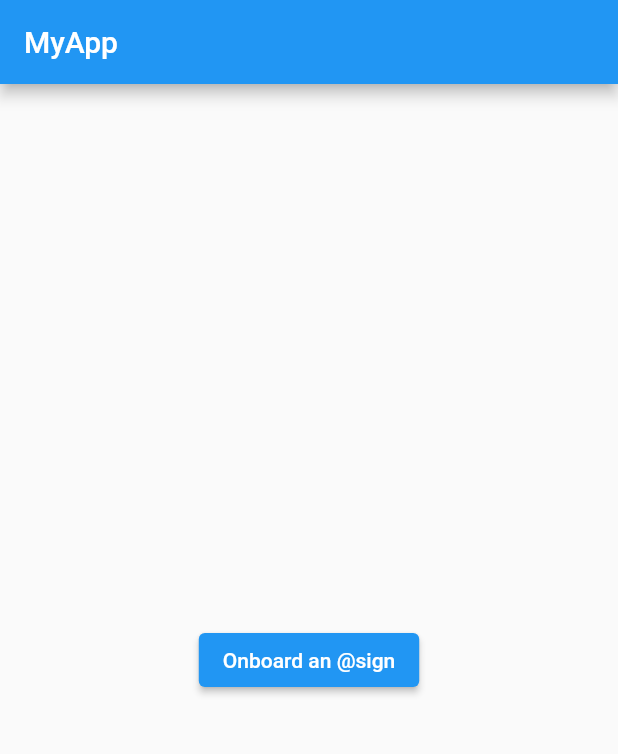
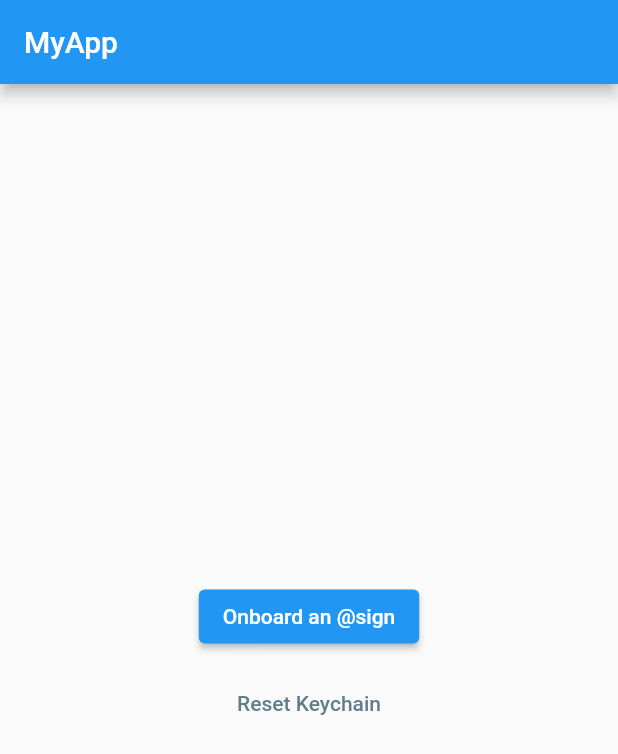
Before and after one commit to jimmytran005/at_notes, a Flutter app: the screen it shows after launch, on a phone screen of 412 x 824 dp. Shown: the top 754 px of the screen. Run offline on Flutter 3.47's test engine with Material 2 defaults, Android fonts, the phone set to English and light mode, and no system bars; our stand-ins replace community_material_icon; missing offline and left inert: at_app_flutter, at_client_mobile, at_onboarding_flutter, at_utils.

Commit message:
add forgot key option

```diff
--- a/lib/main.dart
+++ b/lib/main.dart
@@ -52,7 +52,10 @@ class _MyAppState extends State<MyApp> {
           title: const Text('MyApp'),
         ),
         body: Builder(
-          builder: (context) => Center(
+          builder: (context) => Column(
+            mainAxisAlignment: MainAxisAlignment.center,
+            children: <Widget>[
+              Center(
                 child: ElevatedButton(
                   onPressed: () async {
                     var preference = await futurePreference;
@@ -77,6 +80,43 @@ class _MyAppState extends State<MyApp> {
                   },
                   child: const Text('Onboard an @sign'),
                 ),
+              ),
+              const SizedBox(
+                height: 10,
+              ),
+              TextButton(
+                onPressed: () async {
+                  KeyChainManager _keyChainManager = KeyChainManager.getInstance();
+                  List<String>? _atSignsList = await _keyChainManager.getAtSignListFromKeychain();
+                  if (_atSignsList == null || _atSignsList.isEmpty) {
+                    ScaffoldMessenger.of(context).showSnackBar(
+                      const SnackBar(
+                        content: Text(
+                          '@sign list is empty.',
+                          textAlign: TextAlign.center,
+                        ),
+                      ),
+                    );
+                  } else {
+                    for (String element in _atSignsList) {
+                      await _keyChainManager.deleteAtSignFromKeychain(element);
+                    }
+                    ScaffoldMessenger.of(context).showSnackBar(
+                      const SnackBar(
+                        content: Text(
+                          'Keychain cleaned',
+                          textAlign: TextAlign.center,
+                        ),
+                      ),
+                    );
+                  }
+                },
+                child:const Text(
+                  "Reset Keychain",
+                  style: TextStyle(color: Colors.blueGrey),
+                ),
+              ),
+            ],
           ),
         ),
       ),
--- a/lib/screens/take_note.dart
+++ b/lib/screens/take_note.dart
@@ -32,7 +32,7 @@ class TakenoteScreen extends StatelessWidget {
           Padding(
             padding: EdgeInsets.all(10.0),
             child: TextButton(
-                child: Text('Done', style: TextStyle(color: Colors.black)),
+                child: Text('save', style: TextStyle(color: Colors.black)),
                 onPressed: () {
                   Navigator.push(
                     context,
```
Lines whose indentation alone changed are shown as unchanged.
